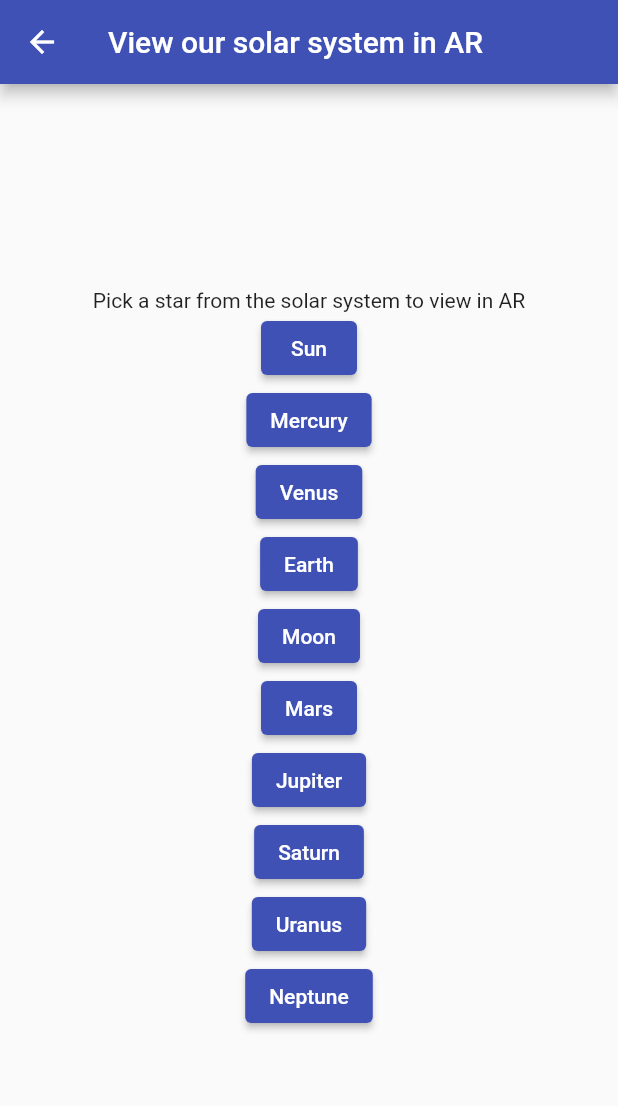
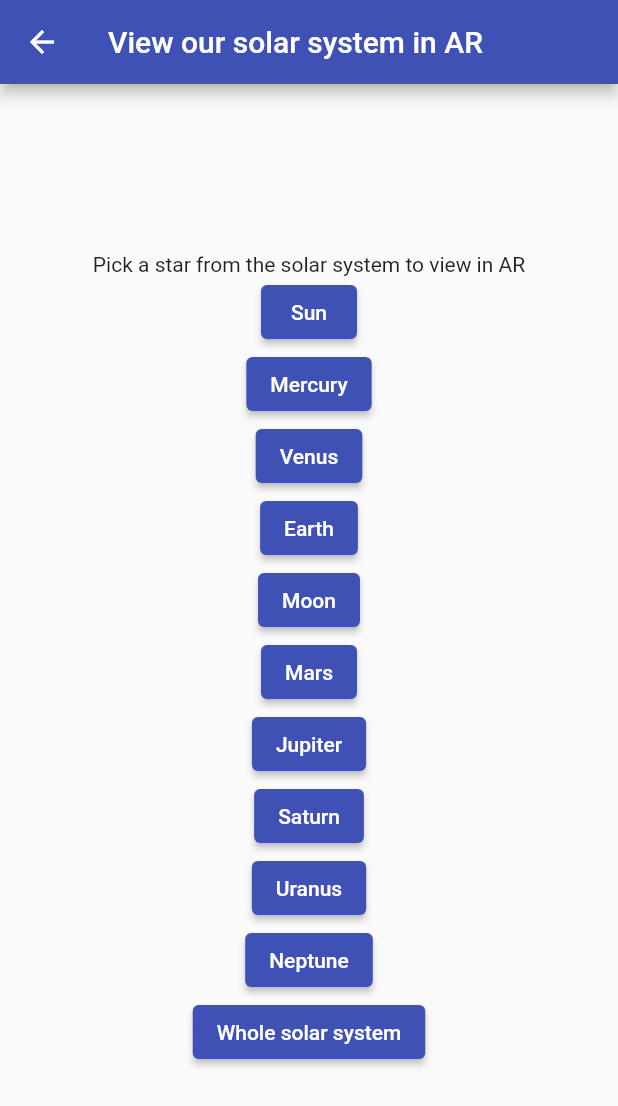
Before and after one commit to AS-37/AstroApp, a Flutter app: the TabPage2 screen opened directly, on a phone screen of 412 x 824 dp. Shown: the top 1106 px of the screen. Run offline on Flutter 3.47's test engine with Material 2 defaults, Android fonts, the phone set to English and light mode, and no system bars; our stand-ins replace geolocator; missing offline and left inert: ar_flutter_plugin, simple_3d, simple_3d_renderer, util_simple_3d.

Commit message:
Added complete solar system model

```diff
--- a/lib/home_page.dart
+++ b/lib/home_page.dart
@@ -49,7 +49,7 @@
         child: Column(
           mainAxisAlignment: MainAxisAlignment.center,
           children: [
-            Text('Tab 1'),
+            Text(''),
             ElevatedButton(
                 onPressed: () {
                   Navigator.of(context).push(
@@ -137,7 +137,14 @@
                       MaterialPageRoute(builder: (context) => LocalAndWebObjectsView(name: 'https://github.com/AS-37/AstroApp/raw/main/assets/solar_system/Neptune.glb',)));
 
                 },
-                child: Text('Neptune'))
+                child: Text('Neptune')),
+            ElevatedButton(
+                onPressed: () {
+                  Navigator.of(context).push(
+                      MaterialPageRoute(builder: (context) => LocalAndWebObjectsView(name: 'https://github.com/AS-37/AstroApp/raw/main/assets/solar_system/solar_system.glb',)));
+
+                },
+                child: Text('Whole solar system'))
           ],
         ),
       ),
```
Also changed, not shown: 1 other file.
